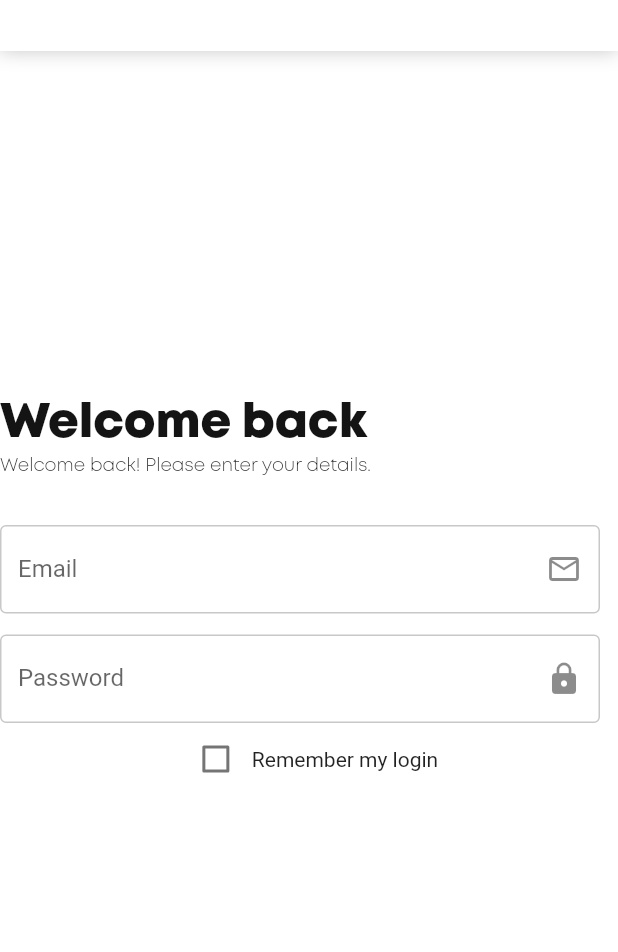
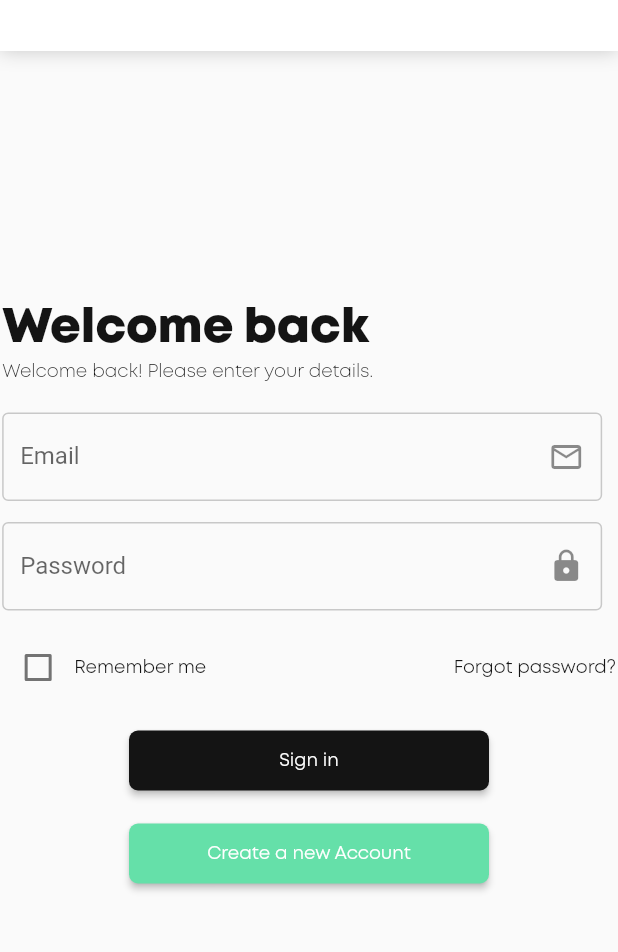
Before and after one commit to Excellence-Teams/excellence_teams_frontend, a Flutter app: the screen it shows after launch, after a tap on "PROJECTS", after a tap on "PROFILE", on a phone screen of 412 x 824 dp, the part 99-1051 px from its top. Run offline on Flutter 3.47's test engine with Material 2 defaults, Android fonts, the phone set to English and light mode, and no system bars; our stand-ins replace auto_route, get_it; missing offline and left inert: shared_preferences_web.

Commit message:
login-screen oberflaechlich fertig. Problem: weiss nicht wie man forgot password link macht und die buttons machen noch nichts.

```diff
--- a/lib/ui/resources/text_styles.dart
+++ b/lib/ui/resources/text_styles.dart
@@ -74,7 +74,7 @@ class ETTextStyles {
     fontWeight: FontWeight.w900,
     fontStyle: FontStyle.normal,
   );
-    static const TextStyle montTitle = TextStyle(
+  static const TextStyle montTitle = TextStyle(
     decoration: TextDecoration.none,
     color: ETColors.black,
     fontSize: 32,
@@ -82,4 +82,12 @@ class ETTextStyles {
     fontWeight: FontWeight.w900,
     fontStyle: FontStyle.normal,
   );
+  static const TextStyle montWhite = TextStyle(
+    decoration: TextDecoration.none,
+    color: ETColors.white,
+    fontSize: 12,
+    fontFamily: "Mont",
+    fontWeight: FontWeight.w500,
+    fontStyle: FontStyle.normal,
+  );
 }
--- a/lib/ui/screens/profile/login/login.dart
+++ b/lib/ui/screens/profile/login/login.dart
@@ -1,3 +1,5 @@
+import 'dart:io';
+
 import 'package:excellence_teams_frontend/ui/resources/colors.dart';
 import 'package:excellence_teams_frontend/ui/resources/text_styles.dart';
 
@@ -72,13 +74,15 @@ class _LoginLeftSideState extends State<LoginLeftSide> {
     bool? isChecked = false;
     return Flexible(
       flex: widget.paneProportion,
-      child: Align(
-          alignment: Alignment.centerLeft,
-          child: Container(
-            alignment: Alignment.center,
-            color: ETColors.white,
+
       child: Column(
           mainAxisAlignment: MainAxisAlignment.center,
+          crossAxisAlignment: CrossAxisAlignment.center,
+        children: [
+          Row(
+            mainAxisAlignment: MainAxisAlignment.center,
+            children: [
+              Column(
                 crossAxisAlignment: CrossAxisAlignment.start,
                 children: [
                   const Text(
@@ -89,7 +93,7 @@ class _LoginLeftSideState extends State<LoginLeftSide> {
                     "Welcome back! Please enter your details.",
                     style: ETTextStyles.montBook,
                   ),
-                  const SizedBox(height: 32),
+                  const SizedBox(height: 20),
                   const SizedBox(
                     width: 400,
                     child: TextField(
@@ -98,8 +102,7 @@ class _LoginLeftSideState extends State<LoginLeftSide> {
                           borderSide: BorderSide(color: Colors.green, width: 1),
                         ),
                         enabledBorder: OutlineInputBorder(
-                          borderSide:
-                              BorderSide(color: ETColors.grey, width: 1.0),
+                          borderSide: BorderSide(color: ETColors.grey, width: 1.0),
                         ),
                         hintText: 'Email',
                         labelText: 'Email',
@@ -113,11 +116,9 @@ class _LoginLeftSideState extends State<LoginLeftSide> {
                   const SizedBox(
                     width: 400,
                     child: TextField(
-                      obscureText: true,
                       decoration: InputDecoration(
                         focusedBorder: OutlineInputBorder(
-                          borderSide:
-                              BorderSide(color: ETColors.green, width: 1),
+                          borderSide: BorderSide(color: Colors.green, width: 1),
                         ),
                         enabledBorder: OutlineInputBorder(
                           borderSide:
@@ -131,22 +132,74 @@ class _LoginLeftSideState extends State<LoginLeftSide> {
                       ),
                     ),
                   ),
-
-                Row(
+                  const SizedBox(height: 14),
+                  SizedBox(
+                    child: Row(
                       mainAxisAlignment: MainAxisAlignment.center,
-                  children: [Checkbox(
+                      children: [
+                        Checkbox(
                           value: isChecked,
                           onChanged: (value) {
                             setState(() {
-                          isChecked = value!;
+
                             });
                           },
                         ),
-                    const Text("Remember my login"),
+                        const SizedBox(
+                          child: Text("Remember me",
+                          style: ETTextStyles.montRegular),
+                        ),
+                        const Padding(
+                          padding: EdgeInsets.fromLTRB(165,0,0,0),
+                            child: Text("Forgot password?",
+                              style: ETTextStyles.montRegular),
+                        )
+                      ],
+                    ),
+                  ),
+                  const SizedBox(height: 14),
                 ]
               ),
-            ]),
-          )),
+            ],
+          ),
+          Row(
+            mainAxisAlignment: MainAxisAlignment.center,
+            children: [
+              Column(
+                crossAxisAlignment: CrossAxisAlignment.center,
+                children: [
+                  ElevatedButton(
+                    style: ElevatedButton.styleFrom(
+                      primary: ETColors.black,
+                      minimumSize: const Size(240, 40),
+                      maximumSize: const Size(240, 40),
+                      shape: RoundedRectangleBorder(
+                                borderRadius: BorderRadius.circular(6)),
+                    ),
+                    child: const Text('Sign in', style: ETTextStyles.montWhite),
+                    onPressed: () {},
+                  ),
+                  const SizedBox(height: 14),
+                  ElevatedButton(
+                    style: ElevatedButton.styleFrom(
+                      primary: ETColors.green,
+                      minimumSize: const Size(240, 40),
+                      maximumSize: const Size(240, 40),
+                      shape: RoundedRectangleBorder(
+                          borderRadius: BorderRadius.circular(6)),
+                    ),
+                    child: const Text('Create a new Account', style: ETTextStyles.montWhite),
+                    onPressed: () {},
+                  ),
+                ],
+
+
+
+              ),
+            ],
+          ),
+        ],
+      )
 
     );
   }
```
Lines whose indentation alone changed are shown as unchanged.
